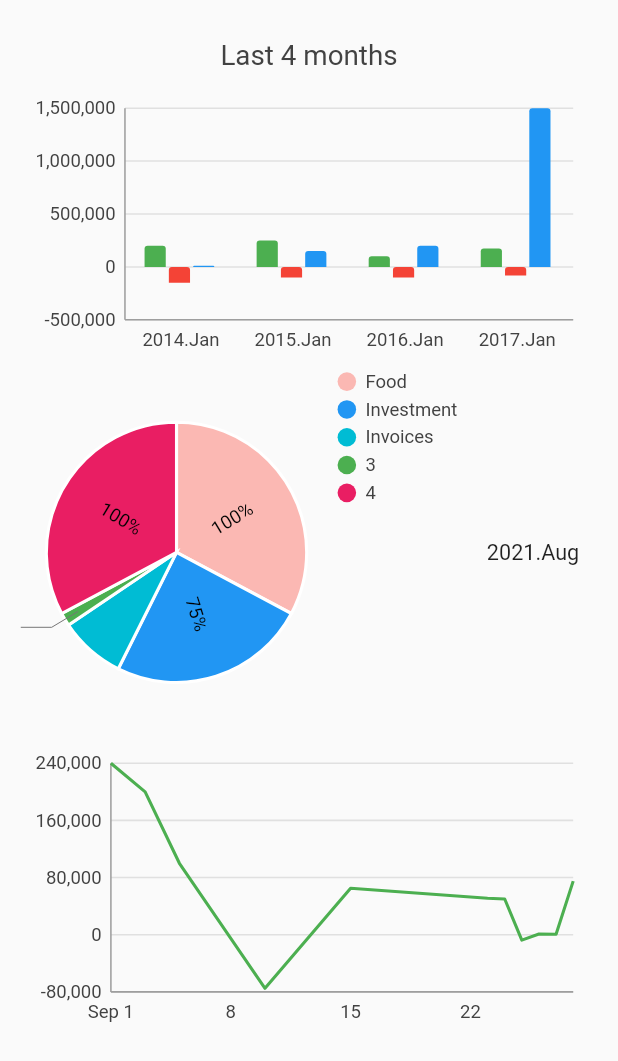
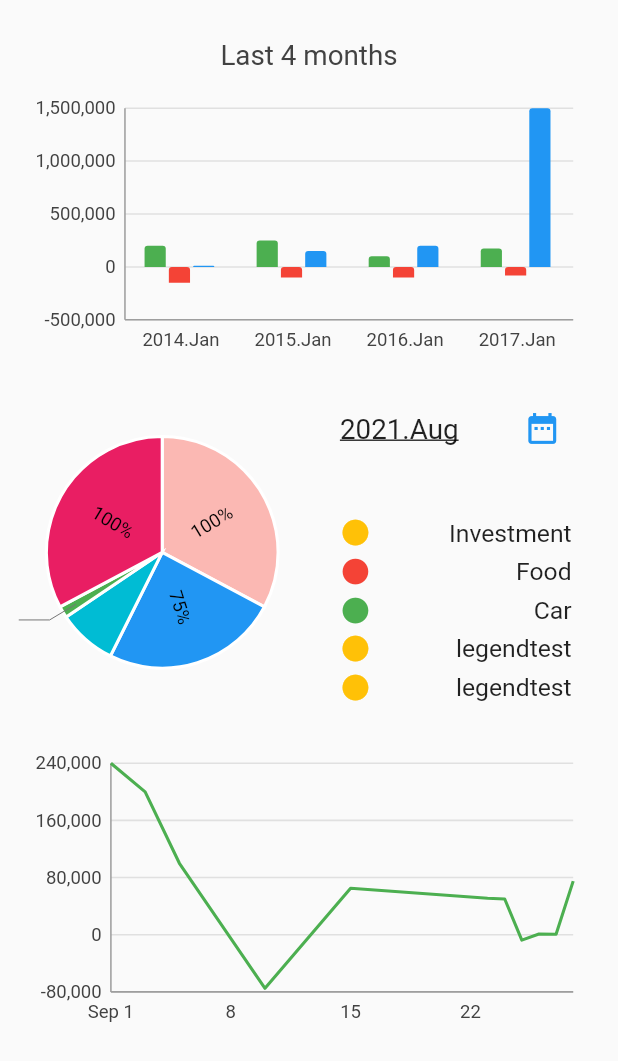
Before and after one commit to dodoqqww/my_budget, a Flutter app: the GraphScreen screen opened directly, on a phone screen of 412 x 824 dp. Shown: the top 1061 px of the screen. Run offline on Flutter 3.47's test engine with Material 2 defaults, Android fonts, the phone set to English and light mode, and no system bars; our stand-ins replace charts_flutter, convex_bottom_bar, expandable, get_it, month_picker_dialog, responsive_framework and 1 more; missing offline and left inert: flutter_date_picker_timeline, flutter_picker; generated files the repository leaves out were written again.

Commit message:
graph ui update v3

```diff
--- a/lib/ui/screens/graph_screen.dart
+++ b/lib/ui/screens/graph_screen.dart
@@ -1,5 +1,6 @@
 import 'package:flutter/material.dart';
 import 'package:flutter_staggered_grid_view/flutter_staggered_grid_view.dart';
+import 'package:month_picker_dialog/month_picker_dialog.dart';
 import 'package:my_budget/ui/widgets/chart.dart';
 import './/ui/common/style.dart';
 
@@ -12,20 +13,20 @@ class GraphScreen extends StatelessWidget {
         //padding: EdgeInsets.all(10),
         child: StaggeredGridView.count(
           crossAxisCount: 4,
-          //mainAxisSpacing: 4,
+          //mainAxisSpacing: 1,
           //mainAxisSpacing: 4,
           children: <Widget>[
-            ChartOne(),
+            LastFourMonthChartWidget(),
             PieChart(),
-            IncomeChart(),
-            ExpenseChart(),
-            // ChartTwo(),
+            MonthSelectorWidget(),
+            CategoryListWidget(),
+            MonthChartWidget(),
           ],
           staggeredTiles: [
             StaggeredTile.extent(4, 240.0),
-            StaggeredTile.extent(3, 235.0),
-            //StaggeredTile.extent(2, 200.0),
-            StaggeredTile.extent(1, 235.0),
+            StaggeredTile.extent(2, 235.0),
+            StaggeredTile.extent(2, 75.0),
+            StaggeredTile.extent(2, 160.0),
             StaggeredTile.extent(4, 200.0),
           ],
         ),
@@ -34,8 +35,8 @@ class GraphScreen extends StatelessWidget {
   }
 }
 
-class ChartTwo extends StatelessWidget {
-  const ChartTwo({
+class CategoryListWidget extends StatelessWidget {
+  const CategoryListWidget({
     Key key,
   }) : super(key: key);
 
@@ -44,14 +45,50 @@ class ChartTwo extends StatelessWidget {
     return Padding(
       padding: const EdgeInsets.only(right: 10),
       child: getAppCardStyle(
-        child: Center(child: Text("5")),
+        child: Container(
+          margin: EdgeInsets.all(20),
+          child: ListView(
+            shrinkWrap: true,
+            physics: ClampingScrollPhysics(),
+            children: [
+              legendWidget("Investment", Colors.amber),
+              legendWidget("Food", Colors.red),
+              legendWidget("Car", Colors.green),
+              legendWidget("legendtest", Colors.amber),
+              legendWidget("legendtest", Colors.amber),
+              legendWidget("legendtest", Colors.amber),
+              legendWidget("legendtest", Colors.amber),
+              legendWidget("legendtest", Colors.amber),
+            ],
+          ),
+        ),
+      ),
+    );
+  }
+
+  Widget legendWidget(String text, Color color) {
+    return Padding(
+      padding: const EdgeInsets.only(bottom: 5),
+      child: Row(
+        mainAxisAlignment: MainAxisAlignment.spaceBetween,
+        children: [
+          Icon(
+            Icons.circle,
+            color: color,
+            size: 20,
+          ),
+          Text(
+            text,
+            style: TextStyle(fontSize: 16),
+          )
+        ],
       ),
     );
   }
 }
 
-class ExpenseChart extends StatelessWidget {
-  const ExpenseChart({
+class MonthChartWidget extends StatelessWidget {
+  const MonthChartWidget({
     Key key,
   }) : super(key: key);
 
@@ -66,8 +103,8 @@ class ExpenseChart extends StatelessWidget {
   }
 }
 
-class IncomeChart extends StatelessWidget {
-  const IncomeChart({
+class MonthSelectorWidget extends StatelessWidget {
+  const MonthSelectorWidget({
     Key key,
   }) : super(key: key);
 
@@ -76,16 +113,47 @@ class IncomeChart extends StatelessWidget {
     return Padding(
       padding: const EdgeInsets.only(right: 10),
       child: getAppCardStyle(
-          child: Stack(
-        alignment: AlignmentDirectional.center,
+        child: Padding(
+          padding: const EdgeInsets.only(left: 20, right: 15),
+          child: Row(
+            mainAxisAlignment: MainAxisAlignment.spaceBetween,
             children: [
               //TODO picker mint frequencynél
-          Text("2021.Aug"),
+              Text(
+                "2021.Aug",
+                style: TextStyle(
+                  fontSize: 18,
+                  decoration: TextDecoration.underline,
+                ),
+              ),
+              IconButton(
+                  onPressed: () {
+                    showMonthPicker(
+                      okText: "Confirm",
+                      context: context,
+                      // firstDate: DateTime(DateTime.now().year - 1, 5),
+                      // lastDate: DateTime(DateTime.now().year + 1, 9),
+                      initialDate: DateTime.now(),
+                      //locale: Locale("es"),
+                    ).then((date) {
+                      // if (date != null) {
+                      //   setState(() {
+                      //     selectedDate = date;
+                      //   });
+                      // }
+                    });
+                  },
+                  icon: Icon(
+                    Icons.date_range,
+                    color: Colors.blue,
+                  ))
               //SizedBox(
               //  width: 20,
               //),
             ],
-      )),
+          ),
+        ),
+      ),
     );
   }
 }
@@ -106,8 +174,8 @@ class PieChart extends StatelessWidget {
   }
 }
 
-class ChartOne extends StatelessWidget {
-  const ChartOne({
+class LastFourMonthChartWidget extends StatelessWidget {
+  const LastFourMonthChartWidget({
     Key key,
   }) : super(key: key);
 
--- a/lib/ui/widgets/chart.dart
+++ b/lib/ui/widgets/chart.dart
@@ -166,32 +166,32 @@ class DatumLegendOptions extends StatelessWidget {
         //    // The top tick label may extend upwards into the top margin region
         //    // if it is located at the top of the draw area.
         //    innerPadding: 5),
-        new charts.DatumLegend(
-          // Positions for "start" and "end" will be left and right respectively
-          // for widgets with a build context that has directionality ltr.
-          // For rtl, "start" and "end" will be right and left respectively.
-          // Since this example has directionality of ltr, the legend is
-          // positioned on the right side of the chart.
-          position: charts.BehaviorPosition.end,
-          // For a legend that is positioned on the left or right of the chart,
-          // setting the justification for [endDrawArea] is aligned to the
-          // bottom of the chart draw area.
-          outsideJustification: charts.OutsideJustification.endDrawArea,
-          // By default, if the position of the chart is on the left or right of
-          // the chart, [horizontalFirst] is set to false. This means that the
-          // legend entries will grow as new rows first instead of a new column.
-          horizontalFirst: false,
-          // By setting this value to 2, the legend entries will grow up to two
-          // rows before adding a new column.
-          desiredMaxRows: 10,
-          // This defines the padding around each legend entry.
-          cellPadding: new EdgeInsets.only(right: 4.0, bottom: 4.0),
-          // Render the legend entry text with custom styles.
-          entryTextStyle: charts.TextStyleSpec(
-              // color: charts.MaterialPalette.gray.shadeDefault,
-              // fontFamily: 'Georgia',
-              fontSize: 12),
-        )
+        // new charts.DatumLegend(
+        //   // Positions for "start" and "end" will be left and right respectively
+        //   // for widgets with a build context that has directionality ltr.
+        //   // For rtl, "start" and "end" will be right and left respectively.
+        //   // Since this example has directionality of ltr, the legend is
+        //   // positioned on the right side of the chart.
+        //   position: charts.BehaviorPosition.end,
+        //   // For a legend that is positioned on the left or right of the chart,
+        //   // setting the justification for [endDrawArea] is aligned to the
+        //   // bottom of the chart draw area.
+        //   outsideJustification: charts.OutsideJustification.endDrawArea,
+        //   // By default, if the position of the chart is on the left or right of
+        //   // the chart, [horizontalFirst] is set to false. This means that the
+        //   // legend entries will grow as new rows first instead of a new column.
+        //   horizontalFirst: false,
+        //   // By setting this value to 2, the legend entries will grow up to two
+        //   // rows before adding a new column.
+        //   desiredMaxRows: 10,
+        //   // This defines the padding around each legend entry.
+        //   cellPadding: new EdgeInsets.only(right: 4.0, bottom: 4.0),
+        //   // Render the legend entry text with custom styles.
+        //   entryTextStyle: charts.TextStyleSpec(
+        //       // color: charts.MaterialPalette.gray.shadeDefault,
+        //       // fontFamily: 'Georgia',
+        //       fontSize: 12),
+        // )
       ],
     );
   }
```
Lines whose indentation alone changed are shown as unchanged.
